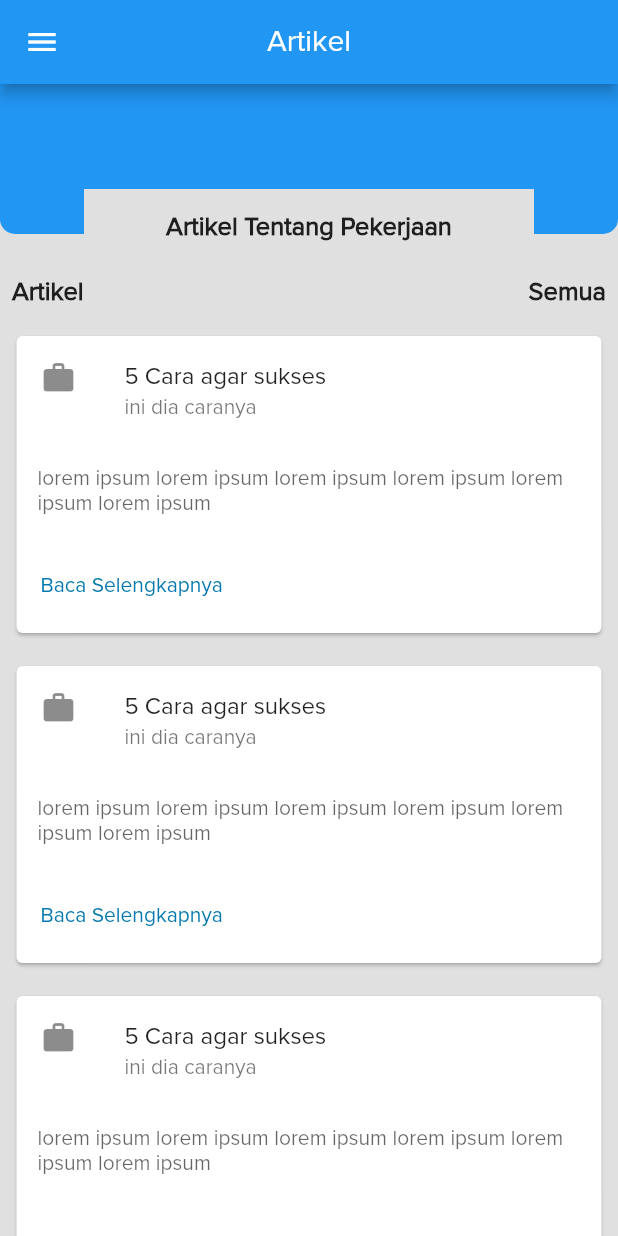
After one commit to ahmadrzq/Kelompok-1, a Flutter app: the indexScreen screen opened directly, on a phone screen of 412 x 824 dp. The commit adds this screen. Run offline on Flutter 3.47's test engine with Material 2 defaults, Android fonts, the phone set to English and light mode, and no system bars.

Commit message:
create artikelscreen

```diff
--- /dev/null
+++ b/lib/artikelscreen/artikelscreen.dart
@@ -0,0 +1,251 @@
+import 'package:flutter/material.dart';
+
+class ArtikelScreen extends StatelessWidget {
+  @override
+  Widget build(BuildContext context) {
+    return MaterialApp(
+      home: indexScreen(),
+    );
+  }
+}
+
+class indexScreen extends StatefulWidget {
+  @override
+  _indexScreenState createState() => _indexScreenState();
+}
+
+class _indexScreenState extends State<indexScreen> {
+  @override
+  Widget build(BuildContext context) {
+    return Scaffold(
+      backgroundColor: Colors.grey[300],
+      drawer: Drawer(
+        child: ListView(
+          // Important: set padding to zero on listview
+          padding: EdgeInsets.zero,
+          children: <Widget>[
+            DrawerHeader(
+              decoration: BoxDecoration(
+                color: Color(0xff006494),
+              ),
+              child: Column(
+                children: <Widget>[
+                  CircleAvatar(
+                    radius: 40.0,
+                    backgroundColor: Colors.white,
+                    child: Padding(
+                      padding: EdgeInsets.all(2.0),
+                      child: Text('Gambar'),
+                    ),
+                  ),
+                  SizedBox(
+                    height: 10.0,
+                  ),
+                  Text(
+                    'WORK.IN',
+                    style: TextStyle(
+                      fontSize: 30.0,
+                      fontWeight: FontWeight.bold,
+                      color: Colors.white,
+                    ),
+                  ),
+                ],
+              ),
+            ),
+            ListTile(
+              title: Text(
+                'Cari Kerja',
+                style: TextStyle(fontSize: 20.0),
+              ),
+              onTap: () {},
+            ),
+            ListTile(
+              title: Text(
+                'Buat Lowongan Kerja',
+                style: TextStyle(fontSize: 20.0),
+              ),
+              onTap: () {},
+            ),
+            ListTile(
+              title: Text(
+                'Artikel Pekerjaan',
+                style: TextStyle(fontSize: 20.0),
+              ),
+              onTap: () {
+                Navigator.pushNamed(context, '/artikel');
+              },
+            ),
+            Divider(
+              color: Colors.grey,
+              indent: 10.0,
+              endIndent: 10.0,
+            ),
+            ListTile(
+              title: Text(
+                'Tentang Kami',
+                style: TextStyle(fontSize: 20.0),
+              ),
+              onTap: () {},
+            ),
+          ],
+        ),
+      ),
+      appBar: AppBar(
+        centerTitle: true,
+        title: Text('Artikel'),
+      ),
+      body: SingleChildScrollView(
+        child: Column(
+          children: <Widget>[
+            Stack( // bikin 2 container saling tumpuk
+              children: <Widget>[
+                Container(
+                  height: 100,
+                  decoration: BoxDecoration(
+                    borderRadius: BorderRadius.only(
+                        bottomLeft: Radius.circular(10),
+                        bottomRight: Radius.circular(10)),
+                    color: Colors.blue,
+                  ),
+                ),
+                Container(
+                  height: 50,
+                  alignment: Alignment.center,
+                  margin: EdgeInsets.only(top: 70),
+                  child: Container(
+                    width: 300,
+                    color: Colors.grey[300],
+                    child: Center(
+                      child: Text(
+                        'Artikel Tentang Pekerjaan',
+                        style: TextStyle(
+                          fontSize: 17,
+                          fontWeight: FontWeight.bold,
+                        ),
+                      ),
+                    ),
+                  ),
+                ),
+              ],
+            ),
+            Row( //membuat 2 tulisan(artikel dan semua)
+              mainAxisAlignment: MainAxisAlignment.spaceBetween,
+              children: <Widget>[
+                Padding(
+                  padding: const EdgeInsets.all(8.0),
+                  child: Text(
+                    'Artikel',
+                    style: TextStyle(fontSize: 17, fontWeight: FontWeight.bold),
+                  ),
+                ),
+                Padding(
+                  padding: const EdgeInsets.all(8.0),
+                  child: Text(
+                    'Semua',
+                    style: TextStyle(fontSize: 17, fontWeight: FontWeight.bold),
+                  ),
+                ),
+              ],
+            ),
+            Padding( //card 1 dengan padding
+              padding: const EdgeInsets.all(7),
+              child: Card(
+                clipBehavior: Clip.antiAlias,
+                child: Column(
+                  children: <Widget>[
+                    ListTile(
+                      leading: Icon(Icons.work),
+                      title: const Text('5 Cara agar sukses'),
+                      subtitle: Text('ini dia caranya'),
+                    ),
+                    Padding(
+                      padding: const EdgeInsets.all(14),
+                      child: Text(
+                        'lorem ipsum lorem ipsum lorem ipsum lorem ipsum lorem ipsum lorem ipsum ',
+                        style: TextStyle(color: Colors.black.withOpacity(0.6)),
+                      ),
+                    ),
+                    ButtonBar(
+                      alignment: MainAxisAlignment.start,
+                      children: <Widget>[
+                        FlatButton(
+                          textColor: const Color.fromRGBO(2, 120, 174, 1),
+                          onPressed: () {},
+                          child: const Text('Baca Selengkapnya'),
+                        ),
+                      ],
+                    ),
+                  ],
+                ),
+              ),
+            ),
+            Padding( //card 2 dengan padding
+              padding: const EdgeInsets.all(7),
+              child: Card(
+                clipBehavior: Clip.antiAlias,
+                child: Column(
+                  children: <Widget>[
+                    ListTile(
+                      leading: Icon(Icons.work),
+                      title: const Text('5 Cara agar sukses'),
+                      subtitle: Text('ini dia caranya'),
+                    ),
+                    Padding(
+                      padding: const EdgeInsets.all(14),
+                      child: Text(
+                        'lorem ipsum lorem ipsum lorem ipsum lorem ipsum lorem ipsum lorem ipsum ',
+                        style: TextStyle(color: Colors.black.withOpacity(0.6)),
+                      ),
+                    ),
+                    ButtonBar(
+                      alignment: MainAxisAlignment.start,
+                      children: <Widget>[
+                        FlatButton(
+                          textColor: const Color.fromRGBO(2, 120, 174, 1),
+                          onPressed: () {},
+                          child: const Text('Baca Selengkapnya'),
+                        ),
+                      ],
+                    ),
+                  ],
+                ),
+              ),
+            ),
+            Padding(
+              padding: const EdgeInsets.all(7),
+              child: Card(
+                clipBehavior: Clip.antiAlias,
+                child: Column(
+                  children: <Widget>[
+                    ListTile(
+                      leading: Icon(Icons.work),
+                      title: const Text('5 Cara agar sukses'),
+                      subtitle: Text('ini dia caranya'),
+                    ),
+                    Padding(
+                      padding: const EdgeInsets.all(14),
+                      child: Text(
+                        'lorem ipsum lorem ipsum lorem ipsum lorem ipsum lorem ipsum lorem ipsum ',
+                        style: TextStyle(color: Colors.black.withOpacity(0.6)),
+                      ),
+                    ),
+                    ButtonBar(
+                      alignment: MainAxisAlignment.start,
+                      children: <Widget>[
+                        FlatButton(
+                          textColor: const Color.fromRGBO(2, 120, 174, 1),
+                          onPressed: () {},
+                          child: const Text('Baca Selengkapnya'),
+                        ),
+                      ],
+                    ),
+                  ],
+                ),
+              ),
+            ),
+          ],
+        ),
+      ),
+    );
+  }
+}
--- a/lib/index.dart
+++ b/lib/index.dart
@@ -73,7 +73,9 @@ class _HomeScreenState extends State<HomeScreen> {
                 'Artikel Pekerjaan',
                 style: TextStyle(fontSize: 20.0),
               ),
-              onTap: () {},
+              onTap: () {
+                Navigator.pushNamed(context, '/artikel');
+              },
             ),
             Divider(
               color: Colors.grey,
--- a/lib/main.dart
+++ b/lib/main.dart
@@ -1,4 +1,5 @@
 import 'package:flutter/material.dart';
+import 'package:mobile_solo/artikelscreen/artikelscreen.dart';
 import 'package:mobile_solo/index.dart';
 import 'package:mobile_solo/profile.dart';
 import 'package:mobile_solo/login.dart';
@@ -14,7 +15,9 @@ void main() => runApp(
           '/': (context) => HomeScreen(),
           '/profile': (context) => ProfilePage(),
           '/login': (context) => Loginscreen(),
-          '/signup': (context) => SignUpScreen()
+          '/signup': (context) => SignUpScreen(),
+          '/artikel': (context) => ArtikelScreen()
+          // '/artikel/detail': (context) => ArtikelScreen(),
         },
       ),
     ); // Material App
```
